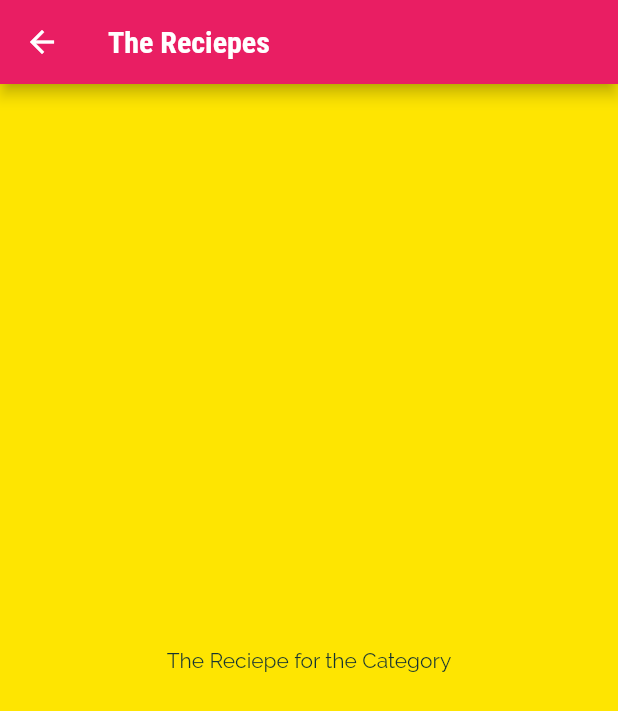
After one commit to Rakesh-swain/Meals_App, a Flutter app: the screen it shows after launch, after a tap on "Italian", on a phone screen of 412 x 824 dp. The commit adds this screen. Shown: the top 711 px of the screen. Run offline on Flutter 3.47's test engine with Material 2 defaults, Android fonts, the phone set to English and light mode, and no system bars.

Commit message:
navigating to a new page

```diff
--- a/lib/category_item.dart
+++ b/lib/category_item.dart
@@ -1,13 +1,25 @@
 import 'package:flutter/material.dart';
+import './category_meals_screen.dart';
 
 class CategoryItem extends StatelessWidget {
   final String title;
   final Color color;
 
   CategoryItem(this.title, this.color);
+
+  void selectCategory(BuildContext ctx) {
+    Navigator.of(ctx).push(MaterialPageRoute(builder: (_) {
+      return CategoryMealsScreen();
+    }));
+  }
+
   @override
   Widget build(BuildContext context) {
-    return Container(
+    return InkWell(
+      onTap: () => selectCategory(context),
+      splashColor: Theme.of(context).primaryColor,
+      borderRadius: BorderRadius.circular(15),
+      child: Container(
         padding: EdgeInsets.all(15),
         child: Text(
           title,
@@ -21,6 +33,7 @@ class CategoryItem extends StatelessWidget {
           ),
           borderRadius: BorderRadius.circular(15),
         ),
+      ),
     );
   }
 }
--- /dev/null
+++ b/lib/category_meals_screen.dart
@@ -0,0 +1,13 @@
+import 'package:flutter/material.dart';
+
+class CategoryMealsScreen extends StatelessWidget {
+  @override
+  Widget build(BuildContext context) {
+    return Scaffold(
+      appBar: AppBar(title: Text('The Reciepes')),
+      body: Center(
+        child: Text('The Reciepe for the Category'),
+      ),
+    );
+  }
+}
```
Lines whose indentation alone changed are shown as unchanged.
